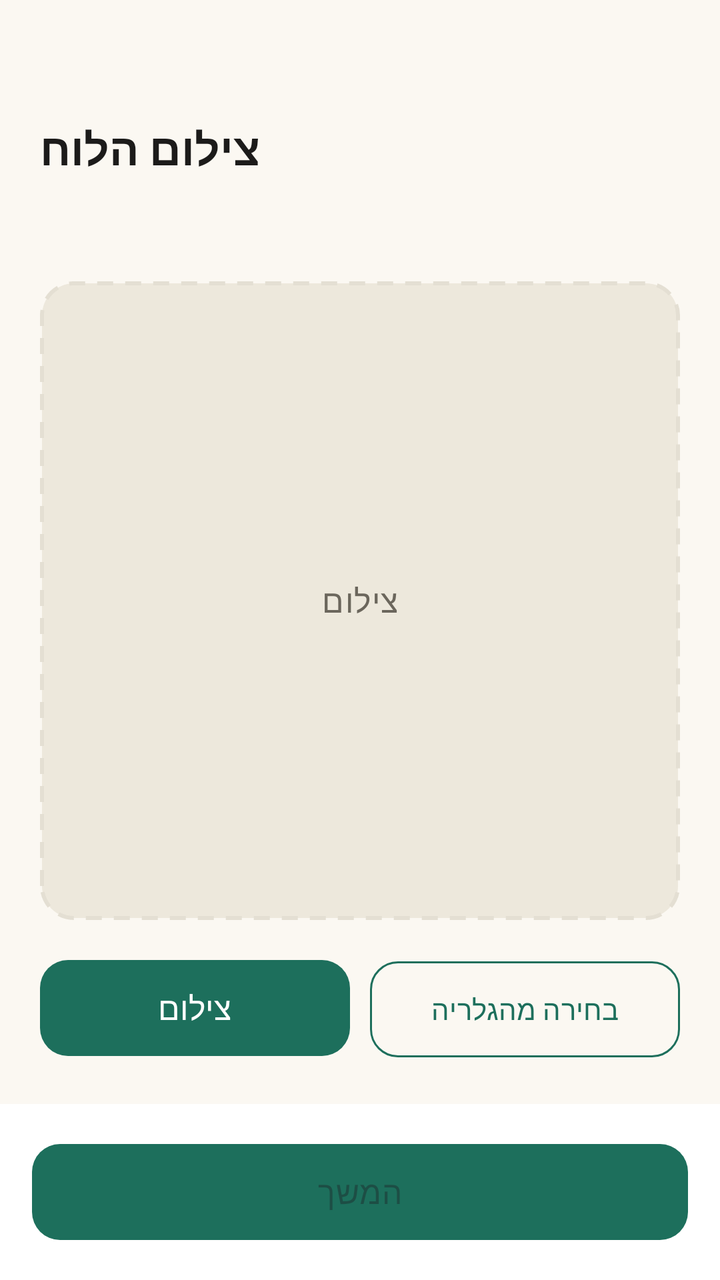
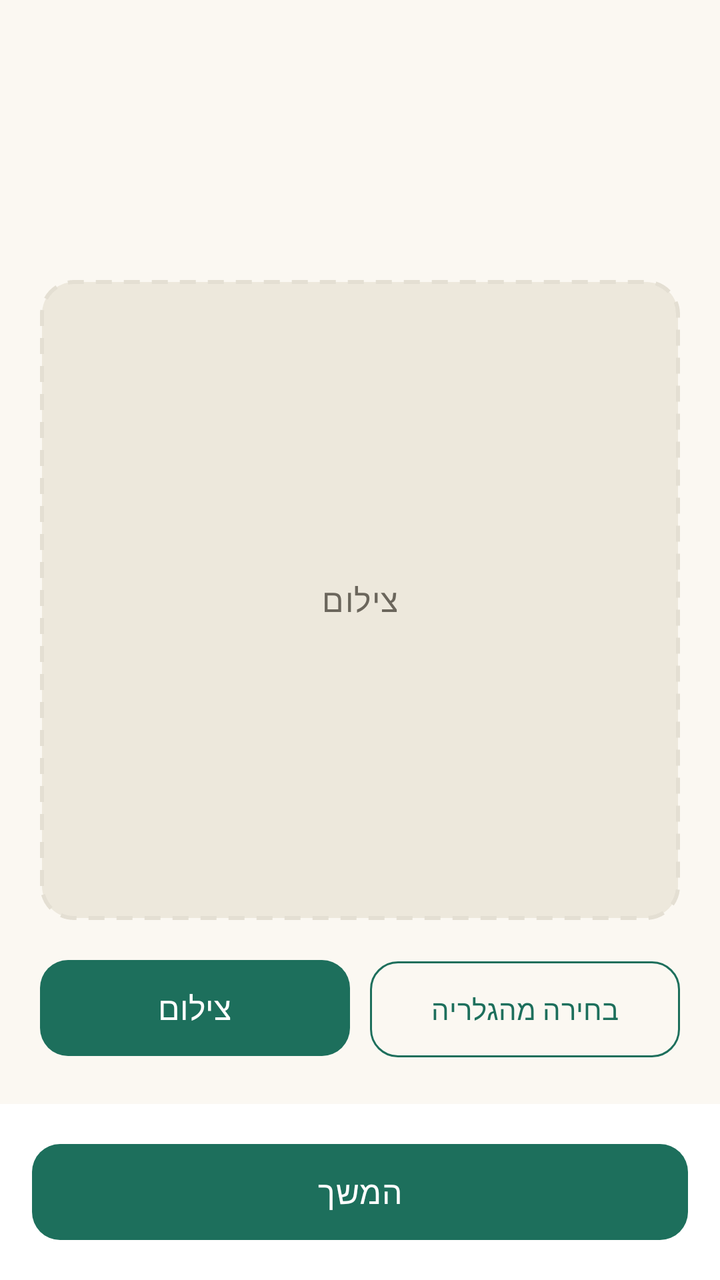

An Android layout rendered at two revisions. The XML below is the earlier revision; the diff shows what the commit changed to produce the second picture.
<!-- AndroidManifest.xml: application theme Theme.RummikubSolver -->
<!-- res/layout/activity_capture.xml -->
<?xml version="1.0" encoding="utf-8"?>
<RelativeLayout xmlns:android="http://schemas.android.com/apk/res/android"
    xmlns:app="http://schemas.android.com/apk/res-auto"
    android:id="@+id/captureRoot"
    android:layout_width="match_parent"
    android:layout_height="match_parent"
    android:background="@color/bg_screen">

    <ScrollView
        android:layout_width="match_parent"
        android:layout_height="match_parent"
        android:layout_above="@+id/bottomBar"
        android:fillViewport="true">

        <LinearLayout
            android:layout_width="match_parent"
            android:layout_height="wrap_content"
            android:orientation="vertical"
            android:padding="20dp">

            <TextView
                android:id="@+id/textStep"
                android:layout_width="wrap_content"
                android:layout_height="wrap_content"
                android:layout_marginTop="16dp"
                android:textAppearance="@style/TextAppearance.Material3.LabelLarge"
                android:textColor="@color/brand_accent"
                android:textStyle="bold" />

            <TextView
                android:id="@+id/textTitle"
                android:layout_width="wrap_content"
                android:layout_height="wrap_content"
                android:layout_marginTop="4dp"
                android:text="@string/capture_title"
                android:textAppearance="@style/TextAppearance.Rummi.Title" />

            <TextView
                android:id="@+id/textHint"
                android:layout_width="match_parent"
                android:layout_height="wrap_content"
                android:layout_marginTop="10dp"
                android:lineSpacingExtra="4dp"
                android:textAppearance="@style/TextAppearance.Rummi.Body" />

            
            <FrameLayout
                android:layout_width="match_parent"
                android:layout_height="0dp"
                android:layout_weight="1"
                android:layout_marginTop="20dp"
                android:minHeight="280dp">

                <ImageView
                    android:id="@+id/imagePreview"
                    android:layout_width="match_parent"
                    android:layout_height="match_parent"
                    android:background="@drawable/bg_photo_placeholder"
                    android:contentDescription="@string/cd_tile_photo"
                    android:scaleType="centerCrop" />

                <TextView
                    android:id="@+id/textPlaceholder"
                    android:layout_width="wrap_content"
                    android:layout_height="wrap_content"
                    android:layout_gravity="center"
                    android:text="@string/capture_take_photo"
                    android:textAppearance="@style/TextAppearance.Rummi.Body"
                    android:textSize="16sp" />
            </FrameLayout>

            <LinearLayout
                android:layout_width="match_parent"
                android:layout_height="wrap_content"
                android:layout_marginTop="16dp"
                android:orientation="horizontal">

                <com.google.android.material.button.MaterialButton
                    android:id="@+id/btnCamera"
                    style="@style/Widget.Rummi.Button"
                    android:layout_width="0dp"
                    android:layout_height="56dp"
                    android:layout_weight="1"
                    android:text="@string/capture_take_photo" />

                <Space
                    android:layout_width="10dp"
                    android:layout_height="1dp" />

                <com.google.android.material.button.MaterialButton
                    android:id="@+id/btnGallery"
                    style="@style/Widget.Rummi.Button.Outlined"
                    android:layout_width="0dp"
                    android:layout_height="56dp"
                    android:layout_weight="1"
                    android:text="@string/capture_from_gallery" />
            </LinearLayout>
        </LinearLayout>
    </ScrollView>

    <LinearLayout
        android:id="@+id/bottomBar"
        android:layout_width="match_parent"
        android:layout_height="wrap_content"
        android:layout_alignParentBottom="true"
        android:background="@color/surface_card"
        android:orientation="vertical"
        android:padding="16dp">

        <com.google.android.material.button.MaterialButton
            android:id="@+id/btnNext"
            style="@style/Widget.Rummi.Button"
            android:layout_width="match_parent"
            android:layout_height="56dp"
            android:enabled="false"
            android:text="@string/capture_next" />
    </LinearLayout>

    
    <FrameLayout
        android:id="@+id/loadingOverlay"
        android:layout_width="match_parent"
        android:layout_height="match_parent"
        android:background="#CCFFFFFF"
        android:clickable="true"
        android:focusable="true"
        android:visibility="gone">

        <LinearLayout
            android:layout_width="wrap_content"
            android:layout_height="wrap_content"
            android:layout_gravity="center"
            android:gravity="center"
            android:orientation="vertical">

            <ProgressBar
                android:layout_width="52dp"
                android:layout_height="52dp"
                app:indicatorColor="@color/brand_primary" />

            <TextView
                android:id="@+id/textLoading"
                android:layout_width="wrap_content"
                android:layout_height="wrap_content"
                android:layout_marginTop="16dp"
                android:text="@string/capture_analyzing"
                android:textAppearance="@style/TextAppearance.Material3.TitleMedium"
                android:textColor="@color/text_primary" />
        </LinearLayout>
    </FrameLayout>
</RelativeLayout>
<!-- resources referenced by this layout -->
<resources>
  <color name="bg_screen">#FBF8F2</color>
  <color name="brand_accent">#E8A33D</color>
  <color name="brand_primary">#1D6F5C</color>
  <color name="surface_card">#FFFFFF</color>
  <color name="text_primary">#1C1B1A</color>
  <!-- drawable bg_photo_placeholder (drawable) -->
  <?xml version="1.0" encoding="utf-8"?>
  <shape xmlns:android="http://schemas.android.com/apk/res/android"
      android:shape="rectangle">
      <solid android:color="#EDE8DC" />
      <corners android:radius="16dp" />
      <stroke android:width="2dp" android:color="@color/divider"
          android:dashWidth="8dp" android:dashGap="6dp" />
  </shape>
  <string name="capture_analyzing">מנתח את התמונה…</string>
  <string name="capture_from_gallery">בחירה מהגלריה</string>
  <string name="capture_next">המשך</string>
  <string name="capture_take_photo">צילום</string>
  <string name="capture_title">צילום הלוח</string>
  <string name="cd_tile_photo">תמונת אבן שזוהתה</string>
  <style name="TextAppearance.Rummi.Body" parent="TextAppearance.Material3.BodyLarge">
          <item name="android:textColor">@color/text_secondary</item>
      </style>
  <style name="TextAppearance.Rummi.Title" parent="TextAppearance.Material3.TitleLarge">
          <item name="android:textColor">@color/text_primary</item>
          <item name="android:textStyle">bold</item>
      </style>
  <style name="Widget.Rummi.Button" parent="Widget.Material3.Button">
          <item name="backgroundTint">@color/brand_primary</item>
          <item name="cornerRadius">14dp</item>
          <item name="android:textAllCaps">false</item>
          <item name="android:textAppearance">@style/TextAppearance.Material3.TitleMedium</item>
      </style>
  <style name="Widget.Rummi.Button.Outlined" parent="Widget.Material3.Button.OutlinedButton">
          <item name="strokeColor">@color/brand_primary</item>
          <item name="android:textColor">@color/brand_primary</item>
          <item name="cornerRadius">14dp</item>
          <item name="android:textAllCaps">false</item>
      </style>
  <style name="Theme.RummikubSolver" parent="Base.Theme.RummikubSolver" />
  <color name="divider">#E4DFD3</color>
  <color name="text_secondary">#6B665C</color>
  <style name="Base.Theme.RummikubSolver" parent="Theme.Material3.DayNight.NoActionBar">
          <item name="colorPrimary">@color/brand_primary</item>
          <item name="colorOnPrimary">@color/white</item>
          <item name="colorSecondary">@color/brand_accent</item>
          <item name="colorOnSecondary">@color/text_primary</item>
          <item name="android:windowBackground">@color/bg_screen</item>
      </style>
  <color name="white">#FFFFFFFF</color>
</resources>

<!-- the commit's change to res/layout/activity_capture.xml (unified diff, before → after) -->
@@ -27,12 +27,12 @@
                 android:textColor="@color/brand_accent"
                 android:textStyle="bold" />
 
+            
             <TextView
                 android:id="@+id/textTitle"
                 android:layout_width="wrap_content"
                 android:layout_height="wrap_content"
                 android:layout_marginTop="4dp"
-                android:text="@string/capture_title"
                 android:textAppearance="@style/TextAppearance.Rummi.Title" />
 
             <TextView
<!-- resource entries referenced after the edit -->
@@ -18,7 +18,6 @@
   <string name="capture_from_gallery">בחירה מהגלריה</string>
   <string name="capture_next">המשך</string>
   <string name="capture_take_photo">צילום</string>
-  <string name="capture_title">צילום הלוח</string>
   <string name="cd_tile_photo">תמונת אבן שזוהתה</string>
   <style name="TextAppearance.Rummi.Body" parent="TextAppearance.Material3.BodyLarge">
           <item name="android:textColor">@color/text_secondary</item>
@@ -32,6 +31,8 @@
           <item name="cornerRadius">14dp</item>
           <item name="android:textAllCaps">false</item>
           <item name="android:textAppearance">@style/TextAppearance.Material3.TitleMedium</item>
+          
+          <item name="android:textColor">@color/white</item>
       </style>
   <style name="Widget.Rummi.Button.Outlined" parent="Widget.Material3.Button.OutlinedButton">
           <item name="strokeColor">@color/brand_primary</item>
